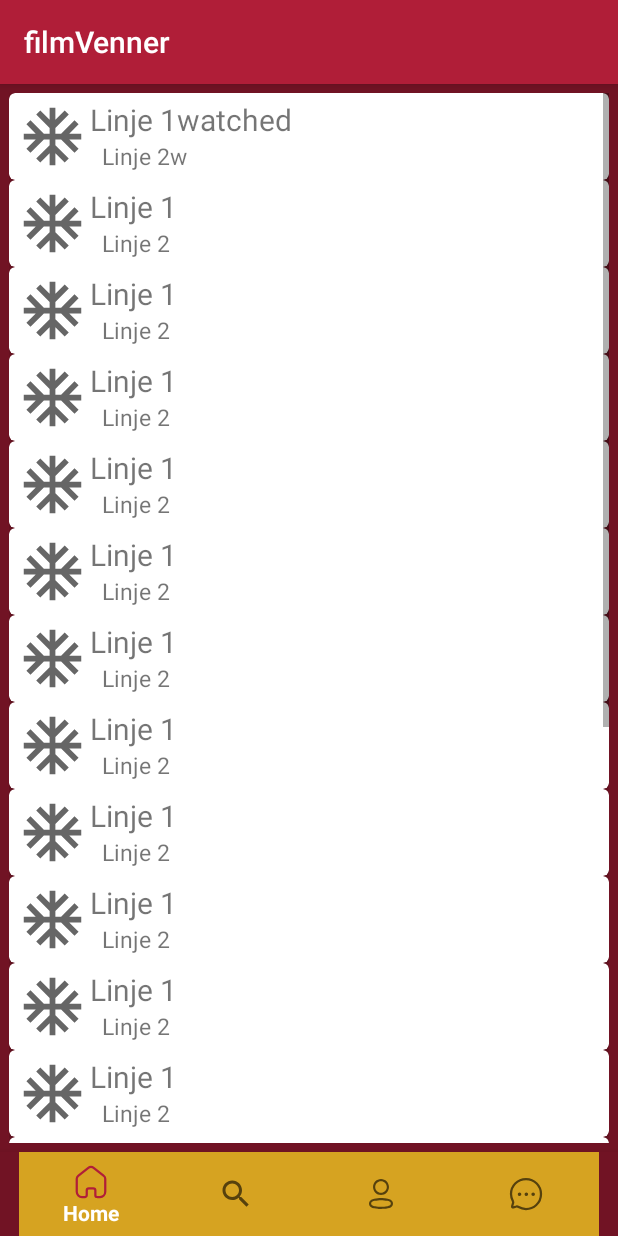
After one commit to Idkirsch/filmVenner, an Android app: the fragment ProfilWatched placed in its activity, on a phone screen of 412 x 824 dp. The commit adds this screen. Run offline under Robolectric (Android 15) with nearby library versions, the phone set to English and light mode, and no system bars; our stand-ins replace Firebase (no records; nobody signed in at launch, a user with empty details on screens opened directly), Volley; network calls fail.

Commit message:
watched listen er nu lavet med genbrug af ting fra wantToWatch

```diff
--- /dev/null
+++ b/app/src/main/java/com/example/filmvenner/Fragmenter/ProfilWatched.java
@@ -0,0 +1,86 @@
+package com.example.filmvenner.Fragmenter;
+
+import android.os.Bundle;
+
+import androidx.fragment.app.Fragment;
+import androidx.recyclerview.widget.LinearLayoutManager;
+import androidx.recyclerview.widget.RecyclerView;
+
+import android.view.LayoutInflater;
+import android.view.View;
+import android.view.ViewGroup;
+
+import com.example.filmvenner.Adapter.ListmovieAdapter;
+import com.example.filmvenner.DAO.ListmovieItem;
+import com.example.filmvenner.R;
+
+import java.util.ArrayList;
+
+/**
+ * A simple {@link Fragment} subclass.
+ * Use the {@link ProfilWatched#newInstance} factory method to
+ * create an instance of this fragment.
+ */
+public class ProfilWatched extends Fragment {
+
+    private RecyclerView mRecyclerview;
+    private RecyclerView.Adapter mAdapter;
+    private RecyclerView.LayoutManager mLayoutManager;
+
+    public ProfilWatched() {
+        // Required empty public constructor
+    }
+
+
+    // TODO: Rename and change types and number of parameters
+    public static ProfilWantToWatch newInstance(String param1, String param2) {
+        ProfilWantToWatch fragment = new ProfilWantToWatch();
+        Bundle args = new Bundle();
+
+        return fragment;
+    }
+
+    @Override
+    public void onCreate(Bundle savedInstanceState) {
+        super.onCreate(savedInstanceState);
+        // Pga vi arbejder i fragments, skrives logik i onCreateView.
+    }
+
+    @Override
+    public View onCreateView(LayoutInflater inflater, ViewGroup container, Bundle savedInstanceState) {
+        View view = inflater.inflate(R.layout.fragment_profil_watched, container, false);
+
+        ArrayList<ListmovieItem> listmovieItems = new ArrayList<>();
+
+        listmovieItems.add(new ListmovieItem(R.drawable.filmtestpic, "Linje 1watched", "Linje 2w"));
+        listmovieItems.add(new ListmovieItem(R.drawable.filmtestpic, "Linje 1", "Linje 2"));
+        listmovieItems.add(new ListmovieItem(R.drawable.filmtestpic, "Linje 1", "Linje 2"));
+        listmovieItems.add(new ListmovieItem(R.drawable.filmtestpic, "Linje 1", "Linje 2"));
+        listmovieItems.add(new ListmovieItem(R.drawable.filmtestpic, "Linje 1", "Linje 2"));
+        listmovieItems.add(new ListmovieItem(R.drawable.filmtestpic, "Linje 1", "Linje 2"));
+        listmovieItems.add(new ListmovieItem(R.drawable.filmtestpic, "Linje 1", "Linje 2"));
+        listmovieItems.add(new ListmovieItem(R.drawable.filmtestpic, "Linje 1", "Linje 2"));
+        listmovieItems.add(new ListmovieItem(R.drawable.filmtestpic, "Linje 1", "Linje 2"));
+        listmovieItems.add(new ListmovieItem(R.drawable.filmtestpic, "Linje 1", "Linje 2"));
+        listmovieItems.add(new ListmovieItem(R.drawable.filmtestpic, "Linje 1", "Linje 2"));
+        listmovieItems.add(new ListmovieItem(R.drawable.filmtestpic, "Linje 1", "Linje 2"));
+        listmovieItems.add(new ListmovieItem(R.drawable.filmtestpic, "Linje 1", "Linje 2"));
+        listmovieItems.add(new ListmovieItem(R.drawable.filmtestpic, "Linje 1", "Linje 2"));
+        listmovieItems.add(new ListmovieItem(R.drawable.filmtestpic, "Linje 1", "Linje 2"));
+        listmovieItems.add(new ListmovieItem(R.drawable.filmtestpic, "Linje 1", "Linje 2"));
+        listmovieItems.add(new ListmovieItem(R.drawable.filmtestpic, "Linje 1", "Linje 2"));
+        listmovieItems.add(new ListmovieItem(R.drawable.filmtestpic, "Linje 1", "Linje 2"));
+        listmovieItems.add(new ListmovieItem(R.drawable.filmtestpic, "Linje 1", "Linje 2"));
+        listmovieItems.add(new ListmovieItem(R.drawable.filmtestpic, "Linje 1", "Linje 2"));
+
+        mRecyclerview = view.findViewById(R.id.recyclerviewWatched);
+        //mRecyclerview.setHasFixedSize(true);
+        mLayoutManager = new LinearLayoutManager(getContext());
+
+        mAdapter = new ListmovieAdapter(listmovieItems);
+
+        mRecyclerview.setLayoutManager(mLayoutManager);
+        mRecyclerview.setAdapter(mAdapter);
+        return view;
+    }
+}
--- a/app/src/main/java/com/example/filmvenner/Fragmenter/ProfileFragment.java
+++ b/app/src/main/java/com/example/filmvenner/Fragmenter/ProfileFragment.java
@@ -144,7 +144,17 @@ public class ProfileFragment extends Fragment implements View.OnClickListener {
                 break;
 
             case R.id.watchedbutton:
-                startActivity(new Intent(getActivity(), ProfileWatched.class));
+//                startActivity(new Intent(getActivity(), ProfileWatched.class));
+                System.out.println("klikkede på to watched button");
+
+                FragmentManager fragmentManager2 = getChildFragmentManager();
+                FragmentTransaction fragmentTransaction2 = fragmentManager2.beginTransaction();
+
+                ProfilWatched watched = new ProfilWatched();
+                fragmentTransaction2.add(R.id.frameLayout_for_something, watched);
+
+
+                fragmentTransaction2.commit();
                 break;
 
             case R.id.towatchbutton:
--- /dev/null
+++ b/app/src/main/res/layout/fragment_profil_watched.xml
@@ -0,0 +1,19 @@
+<?xml version="1.0" encoding="utf-8"?>
+<RelativeLayout xmlns:android="http://schemas.android.com/apk/res/android"
+    android:layout_width="fill_parent"
+    android:layout_height="fill_parent"
+    android:id="@+id/watched_fragment_layout"
+    android:padding="2dip"
+    android:background="@color/backgroundRed">
+
+    <!-- TODO: Update blank fragment layout -->
+    <androidx.recyclerview.widget.RecyclerView
+        android:id="@+id/recyclerviewWatched"
+        android:layout_width="match_parent"
+        android:layout_height="match_parent"
+        android:padding="4dp"
+        android:background="@color/backgroundRed"
+        android:scrollbars="vertical"
+        />
+
+</RelativeLayout>
```
